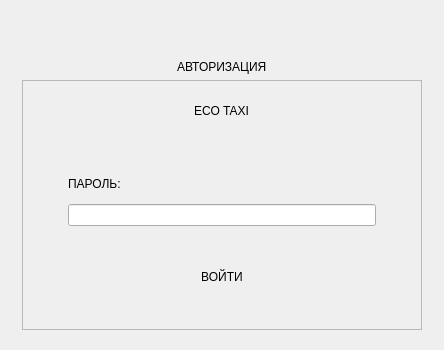
This is pages/login.ui in emilAIT/ecotaxi-test as Qt 5 draws it before an edit. The edited form follows.
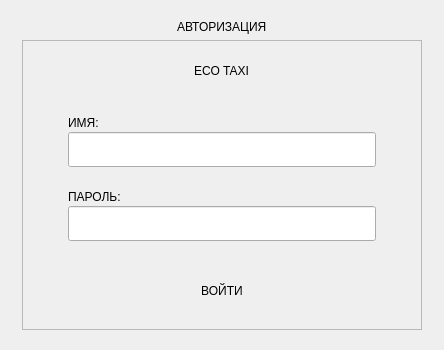
This is the edited form.

```diff
--- a/pages/login.ui
+++ b/pages/login.ui
@@ -19,7 +19,7 @@
   <property name="maximumSize">
    <size>
     <width>444</width>
-    <height>350</height>
+    <height>650</height>
    </size>
   </property>
   <property name="windowTitle">
@@ -56,7 +56,7 @@
         <property name="maximumSize">
          <size>
           <width>400</width>
-          <height>250</height>
+          <height>350</height>
          </size>
         </property>
         <property name="styleSheet">
@@ -84,7 +84,7 @@
          <item row="0" column="0">
           <layout class="QVBoxLayout" name="verticalLayout">
            <property name="spacing">
-            <number>20</number>
+            <number>40</number>
            </property>
            <property name="leftMargin">
             <number>30</number>
@@ -92,7 +92,10 @@
            <property name="rightMargin">
             <number>30</number>
            </property>
-           <item alignment="Qt::AlignHCenter|Qt::AlignTop">
+           <property name="bottomMargin">
+            <number>10</number>
+           </property>
+           <item alignment="Qt::AlignmentFlag::AlignHCenter|Qt::AlignmentFlag::AlignTop">
             <widget class="QLabel" name="EcoTaxiWhite">
              <property name="minimumSize">
               <size>
@@ -108,10 +111,34 @@
              </property>
             </widget>
            </item>
+           <item>
+            <layout class="QVBoxLayout" name="verticalLayout_4">
+             <property name="spacing">
+              <number>2</number>
+             </property>
+             <item>
+              <widget class="QLabel" name="username">
+               <property name="text">
+                <string>ИМЯ:</string>
+               </property>
+              </widget>
+             </item>
+             <item>
+              <widget class="QLineEdit" name="usernameEdit">
+               <property name="minimumSize">
+                <size>
+                 <width>300</width>
+                 <height>35</height>
+                </size>
+               </property>
+              </widget>
+             </item>
+            </layout>
+           </item>
            <item>
             <layout class="QVBoxLayout" name="verticalLayout_3">
              <property name="spacing">
-              <number>0</number>
+              <number>2</number>
              </property>
              <item>
               <widget class="QLabel" name="password">
@@ -131,7 +158,7 @@
                <property name="minimumSize">
                 <size>
                  <width>300</width>
-                 <height>0</height>
+                 <height>35</height>
                 </size>
                </property>
                <property name="echoMode">
```
Left out of the diff: 12 changed lines with no effect on the pictures.
